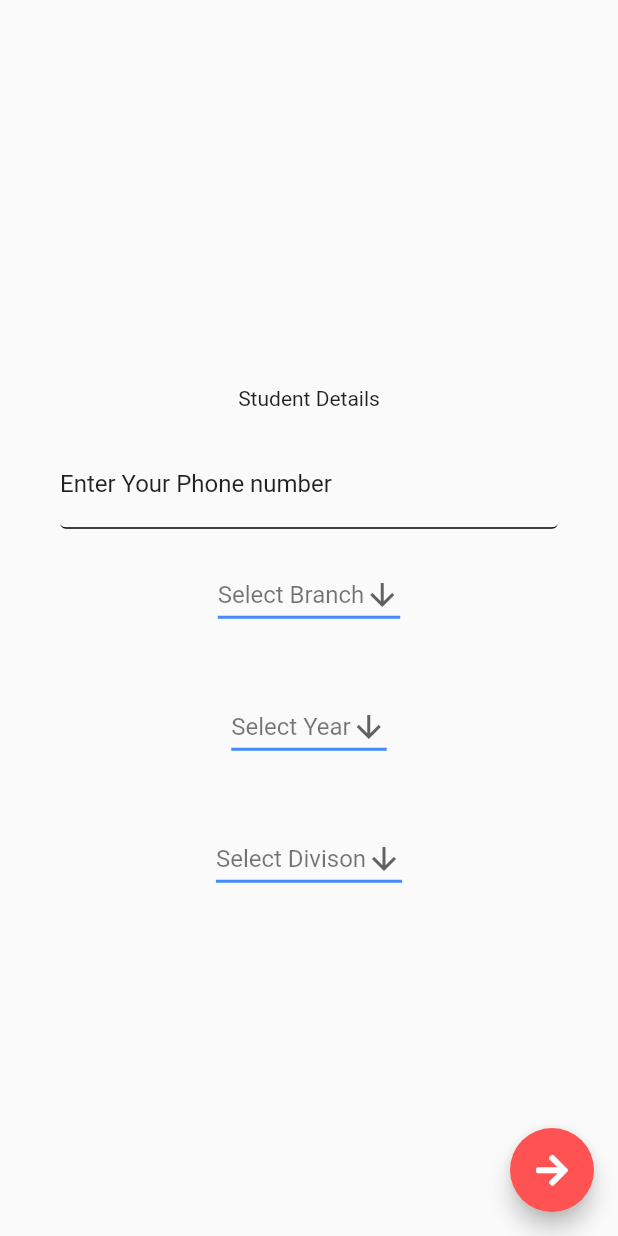
After one commit to Srajan1122/VesTalk, a Flutter app: the Student screen opened directly, on a phone screen of 412 x 824 dp. The commit adds this screen. Run offline on Flutter 3.47's test engine with Material 2 defaults, Android fonts, the phone set to English and light mode, and no system bars; our stand-ins replace cloud_firestore, curved_navigation_bar, firebase_auth, fluttertoast, font_awesome_flutter, google_sign_in and 1 more; missing offline and left inert: intro_views_flutter; accounts and stored records are empty.

Commit message:
ProfileCompletion

```diff
--- /dev/null
+++ b/lib/views/Onboarding/onBoarding.dart
@@ -0,0 +1,88 @@
+import 'package:flutter/material.dart';
+import 'package:intro_views_flutter/Models/page_view_model.dart';
+import 'package:intro_views_flutter/intro_views_flutter.dart';
+import 'package:socail_network_flutter/views/LandingPage/LandingPage.dart';
+
+class Onboarding extends StatefulWidget {
+  @override
+  _OnboardingState createState() => _OnboardingState();
+}
+
+class _OnboardingState extends State<Onboarding> {
+  final pages = [
+    PageViewModel(
+        pageColor: Colors.redAccent,
+        // iconImageAssetPath: 'images/LoginPage/Login.png',
+        body: Text(
+          'Haselfree  booking  of  flight  tickets  with  full  refund  on  cancelation',
+        ),
+        title: Text(
+          'Flights',
+        ),
+        titleTextStyle: TextStyle(fontFamily: 'MyFont', color: Colors.white),
+        bodyTextStyle: TextStyle(fontFamily: 'MyFont', color: Colors.white),
+        mainImage: Image.asset(
+          'images/LoginPage/Login.png',
+          height: 285.0,
+          width: 285.0,
+          alignment: Alignment.center,
+        )),
+    PageViewModel(
+      pageColor: Colors.black87,
+      // iconImageAssetPath: 'images/LoginPage/Login.png',
+      body: Text(
+        'We  work  for  the  comfort ,  enjoy  your  stay  at  our  beautiful  hotels',
+      ),
+      title: Text('Hotels'),
+      mainImage: Image.asset(
+        'images/LoginPage/Login.png',
+        height: 285.0,
+        width: 285.0,
+        alignment: Alignment.center,
+      ),
+      titleTextStyle: TextStyle(fontFamily: 'MyFont', color: Colors.white),
+      bodyTextStyle: TextStyle(fontFamily: 'MyFont', color: Colors.white),
+    ),
+    PageViewModel(
+      pageColor: Colors.white70,
+      // iconImageAssetPath: 'images/LoginPage/Login.png',
+      body: Text(
+        'Easy  cab  booking  at  your  doorstep  with  cashless  payment  system',
+      ),
+      title: Text('Cabs'),
+      mainImage: Image.asset(
+        'images/LoginPage/Login.png',
+        height: 285.0,
+        width: 285.0,
+        alignment: Alignment.center,
+      ),
+      titleTextStyle: TextStyle(fontFamily: 'MyFont', color: Colors.white),
+      bodyTextStyle: TextStyle(fontFamily: 'MyFont', color: Colors.white),
+    ),
+  ];
+  @override
+  Widget build(BuildContext context) {
+    return MaterialApp(
+      debugShowCheckedModeBanner: false,
+      home: Builder(
+        builder: (context) => IntroViewsFlutter(
+          pages,
+          showNextButton: true,
+          showBackButton: true,
+          onTapDoneButton: () {
+            Navigator.push(
+              context,
+              MaterialPageRoute(
+                builder: (context) => LandingPage(),
+              ), //MaterialPageRoute
+            );
+          },
+          pageButtonTextStyles: TextStyle(
+            color: Colors.white,
+            fontSize: 18.0,
+          ),
+        ), //IntroViewsFlutter
+      ),
+    );
+  }
+}
--- /dev/null
+++ b/lib/views/ProfileCompletion/designations/Student.dart
@@ -0,0 +1,152 @@
+import 'package:flutter/material.dart';
+import 'package:font_awesome_flutter/font_awesome_flutter.dart';
+import 'package:socail_network_flutter/views/LandingPage/LandingPage.dart';
+
+class Student extends StatefulWidget {
+  @override
+  _StudentState createState() => _StudentState();
+}
+
+class _StudentState extends State<Student> {
+  String phone_number, branch, batch, year;
+
+  bool checkValidation() {
+    if (phone_number.length != 10) {
+      // TODO : show alert
+      return false;
+    }
+    if (branch == null || batch == null || year == null) {
+      return false;
+    }
+
+    return true;
+  }
+
+  @override
+  Widget build(BuildContext context) {
+    return Scaffold(
+      body: Column(
+        mainAxisAlignment: MainAxisAlignment.center,
+        children: <Widget>[
+          Padding(
+            padding: const EdgeInsets.fromLTRB(40, 50, 40, 0),
+            child: Center(
+              child: Text('Student Details'),
+            ),
+          ),
+          Padding(
+            padding: const EdgeInsets.fromLTRB(40, 20, 40, 0),
+            child: Container(
+              child: TextField(
+                decoration: InputDecoration(
+                  border: OutlineInputBorder(),
+                  labelText: 'Enter Your Phone number',
+                ),
+                keyboardType: TextInputType.number,
+                onChanged: (value) {
+                  setState(() {
+                    phone_number = value;
+                  });
+                },
+              ),
+            ),
+          ),
+          Padding(
+            padding: const EdgeInsets.symmetric(vertical: 20),
+            child: DropdownButton<String>(
+              hint: Text('Select Branch'),
+              icon: Icon(Icons.arrow_downward),
+              value: branch,
+              iconSize: 24,
+              elevation: 16,
+              underline: Container(
+                height: 2,
+                color: Colors.blueAccent,
+              ),
+              onChanged: (String newValue) {
+                setState(() {
+                  branch = newValue;
+                });
+              },
+              items: <String>['INFT', 'ETRX', 'MCA', 'CS']
+                  .map<DropdownMenuItem<String>>((String value) {
+                return DropdownMenuItem<String>(
+                  value: value,
+                  child: Text(value),
+                );
+              }).toList(),
+            ),
+          ),
+          Padding(
+            padding: const EdgeInsets.symmetric(vertical: 20),
+            child: DropdownButton<String>(
+              hint: Text('Select Year'),
+              icon: Icon(Icons.arrow_downward),
+              value: year,
+              iconSize: 24,
+              elevation: 16,
+              underline: Container(
+                height: 2,
+                color: Colors.blueAccent,
+              ),
+              onChanged: (String newValue) {
+                setState(() {
+                  year = newValue;
+                });
+              },
+              items: <String>['1st Year', '2nd Year', '3rd Year', '4th Year']
+                  .map<DropdownMenuItem<String>>((String value) {
+                return DropdownMenuItem<String>(
+                  value: value,
+                  child: Text(value),
+                );
+              }).toList(),
+            ),
+          ),
+          Padding(
+            padding: const EdgeInsets.symmetric(vertical: 20),
+            child: DropdownButton<String>(
+              hint: Text('Select Divison'),
+              icon: Icon(Icons.arrow_downward),
+              value: batch,
+              iconSize: 24,
+              elevation: 16,
+              underline: Container(
+                height: 2,
+                color: Colors.blueAccent,
+              ),
+              onChanged: (String newValue) {
+                setState(() {
+                  batch = newValue;
+                });
+              },
+              items: <String>['D10', 'D5', 'D15', 'D20']
+                  .map<DropdownMenuItem<String>>((String value) {
+                return DropdownMenuItem<String>(
+                  value: value,
+                  child: Text(value),
+                );
+              }).toList(),
+            ),
+          ),
+        ],
+      ),
+      floatingActionButton: FloatingActionButton(
+        onPressed: () {
+          if (checkValidation()) {
+            print('good to go');
+
+            // TODO : Add firebase function for student data
+
+            Navigator.of(context)
+                .push(MaterialPageRoute(builder: (context) => LandingPage()));
+          } else {
+            print('not good');
+          }
+        },
+        child: FaIcon(FontAwesomeIcons.arrowRight),
+        backgroundColor: Colors.redAccent,
+      ),
+    );
+  }
+}
--- /dev/null
+++ b/lib/views/ProfileCompletion/details.dart
@@ -0,0 +1,49 @@
+import 'package:flutter/material.dart';
+import 'designations/Student.dart';
+import 'designations/Teacher.dart';
+import 'designations/Council.dart';
+
+class Details extends StatefulWidget {
+  final String designation;
+  Details({@required this.designation});
+  @override
+  _DetailsState createState() => _DetailsState();
+}
+
+class _DetailsState extends State<Details> {
+  handleFields(desig) {
+    switch (desig) {
+      case 'Student':
+        {
+          return Student();
+        }
+      case 'Teacher':
+        {
+          return Teacher();
+        }
+      case 'Council':
+        {
+          return Council();
+        }
+        break;
+      default:
+        {
+          return Text('Something went wrong');
+        }
+    }
+  }
+
+  @override
+  void initState() {
+    super.initState();
+  }
+
+  Widget build(BuildContext context) {
+    return MaterialApp(
+      debugShowCheckedModeBanner: false,
+      home: Scaffold(
+        body: handleFields(widget.designation),
+      ),
+    );
+  }
+}
--- a/pubspec.yaml
+++ b/pubspec.yaml
@@ -27,6 +27,7 @@ dependencies:
   shared_preferences: ^0.5.8
   fluttertoast: ^4.0.0
   font_awesome_flutter: ^8.8.1
+  intro_views_flutter: "^2.8.1"
   curved_navigation_bar: ^0.3.3
 
   flutter:
```
Also changed, not shown: lib/views/ProfileCompletion/designation.dart (added, +52 -0 lines), lib/views/ProfileCompletion/designations/Council.dart (added, +103 -0 lines), lib/views/ProfileCompletion/designations/Teacher.dart (added, +95 -0 lines), lib/views/SignIn/SignIn.dart (+14 -2 lines), pubspec.lock.
